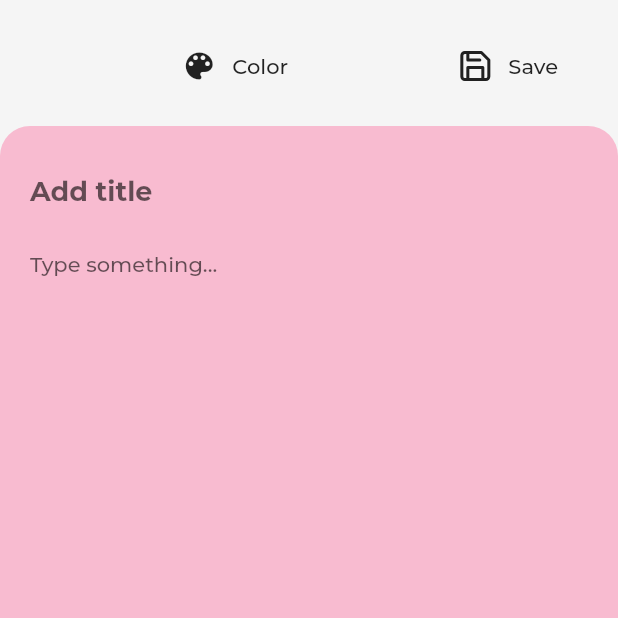
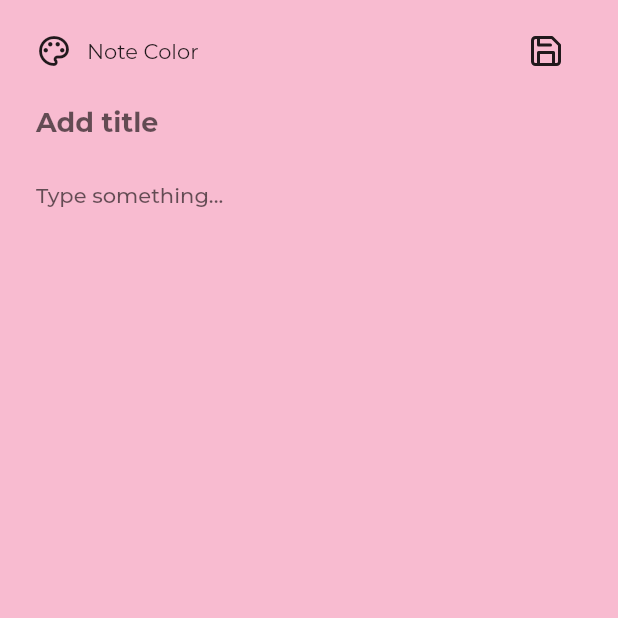
Before and after one commit to Delthoid/Simple-Flutter-Note-App, a Flutter app: the screen it shows after launch, after a tap on "List View", after a tap on "Grid View", after a tap on "New", on a phone screen of 412 x 824 dp, the top half of it. Run offline on Flutter 3.47's test engine with Material 2 defaults, Android fonts, the light colour scheme and no system bars; our stand-ins replace flutter_feather_icons, hive, sqflite; missing offline and left inert: flutter_material_color_picker; accounts and stored records are empty; project files that could hold a hidden picture were left out.

Commit message:
Animation to fix

```diff
--- a/lib/main.dart
+++ b/lib/main.dart
@@ -27,7 +27,7 @@ class _MyAppState extends State<MyApp> {
     return MaterialApp(
       debugShowCheckedModeBanner: false,
 
-      title: 'Flutter Demo',
+      title: 'Flutter Note',
       theme: lightTheme,
       //home: const NotesScreen(),
       initialRoute: '/',
--- a/lib/modules/screens/add_note.dart
+++ b/lib/modules/screens/add_note.dart
@@ -30,7 +30,7 @@ class _AddNoteState extends State<AddNote> {
   @override
   Widget build(BuildContext context) {
     return Scaffold(
-      backgroundColor: whiteSmoke,
+      backgroundColor: selectedColor,
       body: SafeArea(
         child: SizedBox(
           width: MediaQuery.of(context).size.width,
@@ -38,26 +38,20 @@ class _AddNoteState extends State<AddNote> {
           child: Padding(
             padding: const EdgeInsets.only(
               top: 10,
-              // left: 24,
-              // right: 24,
+              left: 24,
+              right: 24,
             ),
             child: Column(
               mainAxisSize: MainAxisSize.min,
               mainAxisAlignment: MainAxisAlignment.start,
               crossAxisAlignment: CrossAxisAlignment.start,
               children: [
-                Padding(
-                  padding: const EdgeInsets.only(
-                    top: 10,
-                    left: 24,
-                    right: 24,
-                  ),
-                  child: Row(
+                Row(
+                  crossAxisAlignment: CrossAxisAlignment.center,
                   children: [
-                      Expanded(
-                        child: CustomButton(
-                          title: 'Color',
-                          action: () => showDialog(
+                    GestureDetector(
+                      onTap: () {
+                        showDialog(
                           context: context,
                           builder: (BuildContext context) {
                             Color _pickedcolor = Colors.red;
@@ -75,60 +69,50 @@ class _AddNoteState extends State<AddNote> {
                                   onPressed: () {
                                     setState(() => selectedColor = _pickedcolor);
                                     color = selectedColor.toString();
-                                        print('colorrrr $color ' + color.isEmpty.toString());
-                                        print(color.toString());
                                     Navigator.of(context).pop();
                                   },
                                   child: const Text('Confirm'),
                                 ),
                               ],
                             );
-                              }),
-                          icon: const Icon(Icons.color_lens),
+                          },
+                        );
+                      },
+                      child: SizedBox(
+                        width: 120,
+                        height: 44,
+                        child: Row(
+                          children: const [
+                            Icon(Icons.color_lens_outlined),
+                            SizedBox(
+                              width: 10,
                             ),
-                      ),
-                      CustomButton(
-                        title: 'Save',
-                        icon: const Icon(
-                          FeatherIcons.save,
-                        ),
-                        action: () {
-                          if (_formKey.currentState!.validate()) {
-                            addOrUpdate();
-                            ScaffoldMessenger.of(context).showSnackBar(
-                              const SnackBar(content: Text('Processing Data')),
-                            );
-                          }
-                        },
-                      )
+                            Flexible(child: Text('Note Color')),
                           ],
                         ),
                       ),
-                const Divider(
-                  color: Colors.transparent,
+                    ),
+                    const Spacer(),
+                    IconButton(
+                        onPressed: () {
+                          if (_formKey.currentState!.validate()) {
+                            addOrUpdate();
+                          }
+                        },
+                        icon: const Icon(FeatherIcons.save))
+                  ],
                 ),
                 Expanded(
-                  child: Container(
-                    decoration: BoxDecoration(
-                      borderRadius: const BorderRadius.only(topLeft: Radius.circular(20), topRight: Radius.circular(20)),
-                      color: selectedColor,
-                    ),
-                    child: Padding(
-                      padding: const EdgeInsets.all(20),
                   child: Form(
                     key: _formKey,
                     child: Column(
                       crossAxisAlignment: CrossAxisAlignment.start,
                       children: [
-                            Row(
-                              crossAxisAlignment: CrossAxisAlignment.center,
-                              children: [
-                                Expanded(
-                                  child: TextFormField(
+                        TextFormField(
                           style: Theme.of(context).textTheme.headline2,
                           decoration: const InputDecoration(
+                            hintText: 'Add title',
                             contentPadding: EdgeInsets.all(0),
-                                      hintText: 'Add title',
                             hintStyle: TextStyle(
                               fontSize: 18,
                               fontWeight: FontWeight.bold,
@@ -141,12 +125,8 @@ class _AddNoteState extends State<AddNote> {
                             }
                             return null;
                           },
-                                    onChanged: (title) => setState(() => this.title = title),
+                          onChanged: (value) => setState(() => title = value),
                         ),
-                                ),
-                              ],
-                            ),
-                            //const Divider(color: Colors.transparent),
                         Expanded(
                           child: TextFormField(
                             keyboardType: TextInputType.multiline,
@@ -164,18 +144,16 @@ class _AddNoteState extends State<AddNote> {
                               ),
                               border: InputBorder.none,
                             ),
-                                validator: (value) {
-                                  if (value == null || value.isEmpty) {
-                                    return 'Please add some text here...';
-                                  }
-                                  return null;
-                                },
+                            // validator: (value) {
+                            //   if (value == null || value.isEmpty) {
+                            //     return 'Please add some text here...';
+                            //   }
+                            //   return null;
+                            // },
                             onChanged: (value) => setState(() => content = value),
                           ),
                         ),
                       ],
-                        ),
-                      ),
                     ),
                   ),
                 ),
@@ -188,10 +166,6 @@ class _AddNoteState extends State<AddNote> {
   }
 
   void addOrUpdate() async {
-    // final isValid = _formKey.currentState!.validate();
-    // if(isValid){
-    //   final
-    // }
     await saveNote();
     Navigator.of(context).pop();
   }
--- a/lib/modules/screens/homescreen.dart
+++ b/lib/modules/screens/homescreen.dart
@@ -8,6 +8,7 @@ import 'package:notes_app_delthoid/modules/models/note_model.dart';
 import 'package:notes_app_delthoid/modules/screens/view_note.dart';
 import 'package:notes_app_delthoid/themes/palette.dart';
 import 'package:notes_app_delthoid/widgets/custom_button.dart';
+import 'package:notes_app_delthoid/widgets/dissmisible.dart';
 import 'package:notes_app_delthoid/widgets/notecard.dart';
 
 class NotesScreen extends StatefulWidget {
@@ -48,7 +49,7 @@ class _NotesScreenState extends State<NotesScreen> {
       backgroundColor: whiteSmoke,
       appBar: AppBar(
         title: Text(
-          'My Notes',
+          'Notes',
           style: Theme.of(context).textTheme.headline1,
         ),
       ),
@@ -60,8 +61,8 @@ class _NotesScreenState extends State<NotesScreen> {
         child: Padding(
           padding: const EdgeInsets.only(
             top: 10,
-            left: 24,
-            right: 24,
+            left: 15,
+            right: 15,
           ),
           child: Column(
             mainAxisSize: MainAxisSize.min,
@@ -81,10 +82,11 @@ class _NotesScreenState extends State<NotesScreen> {
                       refreshNotes();
                     },
                   ),
+                  const Spacer(),
                   CustomButton(
                     title: 'New',
                     icon: const Icon(
-                      FeatherIcons.plusCircle,
+                      FeatherIcons.plus,
                     ),
                     action: () async {
                       await Navigator.pushNamed(context, '/add_note');
@@ -118,52 +120,50 @@ class _NotesScreenState extends State<NotesScreen> {
       crossAxisCount: 4,
       itemCount: notes.length,
       staggeredTileBuilder: (index) => const StaggeredTile.fit(2),
-      mainAxisSpacing: 10,
+      mainAxisSpacing: 0,
       crossAxisSpacing: 10,
       itemBuilder: (context, index) {
         final note = notes[index];
         var id = note.id.toString();
-        return Dismissible(
-          key: UniqueKey(),
-          onDismissed: (direction) async {
-            await NotesDatabase.instance.delete(int.parse(id));
-            setState(() {
-              refreshNotes();
-            });
-          },
-          child: NoteCard(
-            note: note,
-            action: () async {
-              await Navigator.push(
-                context,
-                MaterialPageRoute(
-                  builder: (context) => ViewNote(note: note),
-                ),
-              );
-              refreshNotes();
-            },
-          ),
-        );
+        return dissmisibleCard(note);
       },
     );
   }
 
   Widget listNotes() {
     return ListView.builder(
+      //clipBehavior: Clip.none,
+
       shrinkWrap: true,
       physics: const BouncingScrollPhysics(),
       itemCount: notes.length,
       itemBuilder: (context, index) {
         final note = notes[index];
-        var id = note.id.toString();
+        return dissmisibleCard(note);
+      },
+    );
+  }
+
+  Widget dissmisibleCard(Note note) {
     return Dismissible(
       key: UniqueKey(),
       onDismissed: (direction) async {
-            await NotesDatabase.instance.delete(int.parse(id));
+        await NotesDatabase.instance.delete(int.parse(note.id.toString()));
         setState(() {
           refreshNotes();
         });
       },
+      background: Row(
+        children: const [
+          Icon(Icons.push_pin_outlined),
+        ],
+      ),
+      secondaryBackground: Row(
+        mainAxisAlignment: MainAxisAlignment.end,
+        children: const [
+          Icon(FeatherIcons.trash2),
+        ],
+      ),
       child: Padding(
         padding: const EdgeInsets.only(bottom: 10),
         child: NoteCard(
@@ -180,7 +180,5 @@ class _NotesScreenState extends State<NotesScreen> {
         ),
       ),
     );
-      },
-    );
   }
 }
--- a/lib/widgets/custom_button.dart
+++ b/lib/widgets/custom_button.dart
@@ -17,7 +17,7 @@ class CustomButton extends StatelessWidget {
 
   static ButtonStyle flatButtonStyle = TextButton.styleFrom(
     primary: Colors.black87,
-    backgroundColor: whiteSmoke,
+    backgroundColor: Colors.transparent,
     minimumSize: const Size(88, 42),
     elevation: 0,
     padding: const EdgeInsets.symmetric(horizontal: 16.0),
--- /dev/null
+++ b/lib/widgets/dissmisible.dart
@@ -0,0 +1,39 @@
+import 'package:flutter/material.dart';
+import 'package:notes_app_delthoid/db/notes_db.dart';
+import 'package:notes_app_delthoid/modules/models/note_model.dart';
+import 'package:notes_app_delthoid/modules/screens/view_note.dart';
+
+import 'notecard.dart';
+
+class DissmisibleCard extends StatelessWidget {
+  const DissmisibleCard({
+    Key? key,
+    required this.note,
+  }) : super(key: key);
+
+  final Note note;
+
+  @override
+  Widget build(BuildContext context) {
+    return Dismissible(
+      key: UniqueKey(),
+      onDismissed: (direction) async {
+        await NotesDatabase.instance.delete(int.parse(note.id.toString()));
+      },
+      child: Padding(
+        padding: const EdgeInsets.only(bottom: 10),
+        child: NoteCard(
+          note: note,
+          action: () async {
+            await Navigator.push(
+              context,
+              MaterialPageRoute(
+                builder: (context) => ViewNote(note: note),
+              ),
+            );
+          },
+        ),
+      ),
+    );
+  }
+}
```
Also changed, not shown: lib/modules/screens/view_note.dart (+24 -3 lines), lib/widgets/notecard.dart (+44 -7 lines), pubspec.lock. Lines whose indentation alone changed are shown as unchanged.
